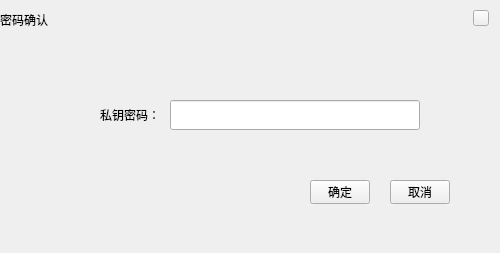
First picture: the form in ChainIDE/custom/ImportEnterPWDDialogHX.ui, repository HcashOrg/HX-IDE, before the edit.
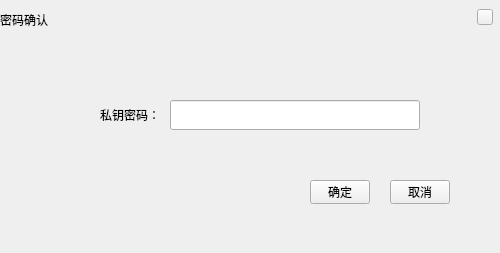
Second picture: the form after the edit.

```diff
--- a/ChainIDE/custom/ImportEnterPWDDialogHX.ui
+++ b/ChainIDE/custom/ImportEnterPWDDialogHX.ui
@@ -37,8 +37,8 @@
   <widget class="QToolButton" name="closeBtn">
    <property name="geometry">
     <rect>
-     <x>473</x>
-     <y>10</y>
+     <x>477</x>
+     <y>9</y>
      <width>16</width>
      <height>16</height>
     </rect>
```
